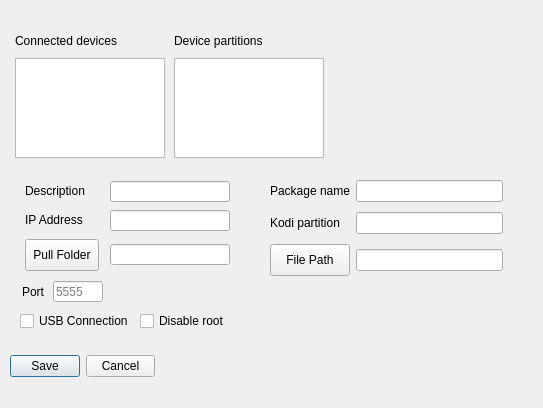
Old version of the form preferencesdialog.ui in the repository Eliminater74/adblink.
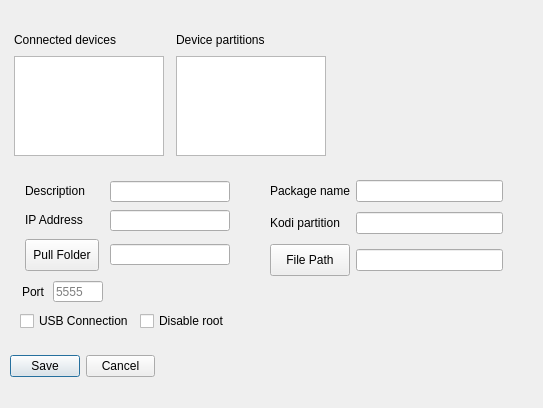
New version of the form.

Commit message: html edit. kodi partition listbox hidden in android view

The edit to the form file:
```diff
--- a/preferencesdialog.ui
+++ b/preferencesdialog.ui
@@ -179,81 +179,6 @@
     </item>
    </layout>
   </widget>
-  <widget class="QWidget" name="preferencesdialog_layoutWidget_2">
-   <property name="geometry">
-    <rect>
-     <x>12</x>
-     <y>30</y>
-     <width>316</width>
-     <height>128</height>
-    </rect>
-   </property>
-   <layout class="QHBoxLayout" name="horizontalLayout">
-    <item>
-     <layout class="QVBoxLayout" name="verticalLayout">
-      <item>
-       <widget class="QLabel" name="label_5">
-        <property name="text">
-         <string>Connected devices</string>
-        </property>
-       </widget>
-      </item>
-      <item>
-       <widget class="QListWidget" name="listDevicesp">
-        <property name="minimumSize">
-         <size>
-          <width>150</width>
-          <height>100</height>
-         </size>
-        </property>
-        <property name="maximumSize">
-         <size>
-          <width>150</width>
-          <height>100</height>
-         </size>
-        </property>
-        <property name="toolTip">
-         <string>&lt;html&gt;&lt;head/&gt;&lt;body&gt;&lt;p&gt;Double-click to copy value to address field&lt;/p&gt;&lt;/body&gt;&lt;/html&gt;</string>
-        </property>
-       </widget>
-      </item>
-     </layout>
-    </item>
-    <item>
-     <layout class="QVBoxLayout" name="verticalLayout_2">
-      <item>
-       <widget class="QLabel" name="label">
-        <property name="text">
-         <string>Device partitions</string>
-        </property>
-       </widget>
-      </item>
-      <item>
-       <widget class="QListWidget" name="listkodirootBox">
-        <property name="sizePolicy">
-         <sizepolicy hsizetype="Fixed" vsizetype="Fixed">
-          <horstretch>0</horstretch>
-          <verstretch>0</verstretch>
-         </sizepolicy>
-        </property>
-        <property name="minimumSize">
-         <size>
-          <width>150</width>
-          <height>100</height>
-         </size>
-        </property>
-        <property name="maximumSize">
-         <size>
-          <width>150</width>
-          <height>100</height>
-         </size>
-        </property>
-       </widget>
-      </item>
-     </layout>
-    </item>
-   </layout>
-  </widget>
   <widget class="QWidget" name="preferencesdialog_layoutWidget_3">
    <property name="geometry">
     <rect>
@@ -620,6 +545,85 @@
     </property>
    </item>
   </widget>
+  <widget class="QListWidget" name="listkodirootBox">
+   <property name="geometry">
+    <rect>
+     <x>176</x>
+     <y>56</y>
+     <width>150</width>
+     <height>100</height>
+    </rect>
+   </property>
+   <property name="sizePolicy">
+    <sizepolicy hsizetype="Fixed" vsizetype="Fixed">
+     <horstretch>0</horstretch>
+     <verstretch>0</verstretch>
+    </sizepolicy>
+   </property>
+   <property name="minimumSize">
+    <size>
+     <width>150</width>
+     <height>100</height>
+    </size>
+   </property>
+   <property name="maximumSize">
+    <size>
+     <width>150</width>
+     <height>100</height>
+    </size>
+   </property>
+  </widget>
+  <widget class="QLabel" name="partlabel">
+   <property name="geometry">
+    <rect>
+     <x>176</x>
+     <y>32</y>
+     <width>101</width>
+     <height>16</height>
+    </rect>
+   </property>
+   <property name="text">
+    <string>Device partitions</string>
+   </property>
+  </widget>
+  <widget class="QLabel" name="label_5">
+   <property name="geometry">
+    <rect>
+     <x>14</x>
+     <y>32</y>
+     <width>115</width>
+     <height>16</height>
+    </rect>
+   </property>
+   <property name="text">
+    <string>Connected devices</string>
+   </property>
+  </widget>
+  <widget class="QListWidget" name="listDevicesp">
+   <property name="geometry">
+    <rect>
+     <x>14</x>
+     <y>56</y>
+     <width>150</width>
+     <height>100</height>
+    </rect>
+   </property>
+   <property name="minimumSize">
+    <size>
+     <width>150</width>
+     <height>100</height>
+    </size>
+   </property>
+   <property name="maximumSize">
+    <size>
+     <width>150</width>
+     <height>100</height>
+    </size>
+   </property>
+   <property name="toolTip">
+    <string>&lt;html&gt;&lt;head/&gt;&lt;body&gt;&lt;p&gt;Double-click to copy value to address field&lt;/p&gt;&lt;/body&gt;&lt;/html&gt;</string>
+   </property>
+  </widget>
  </widget>
  <tabstops>
   <tabstop>description</tabstop>
```
The commit also changes 2 other files.
